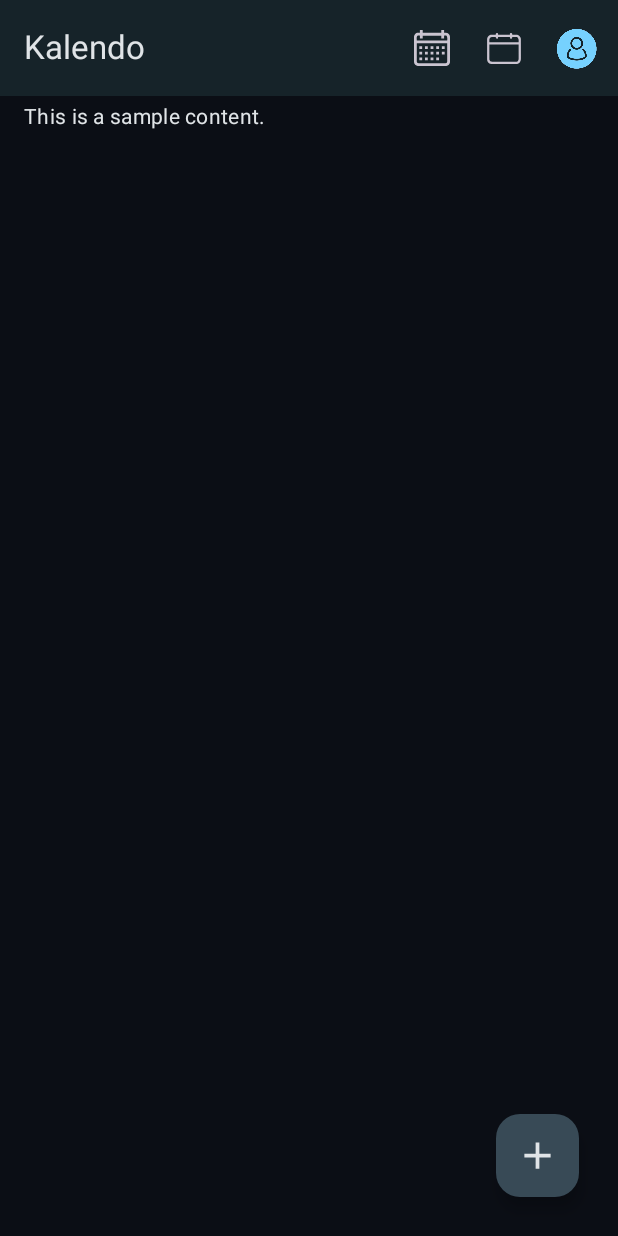
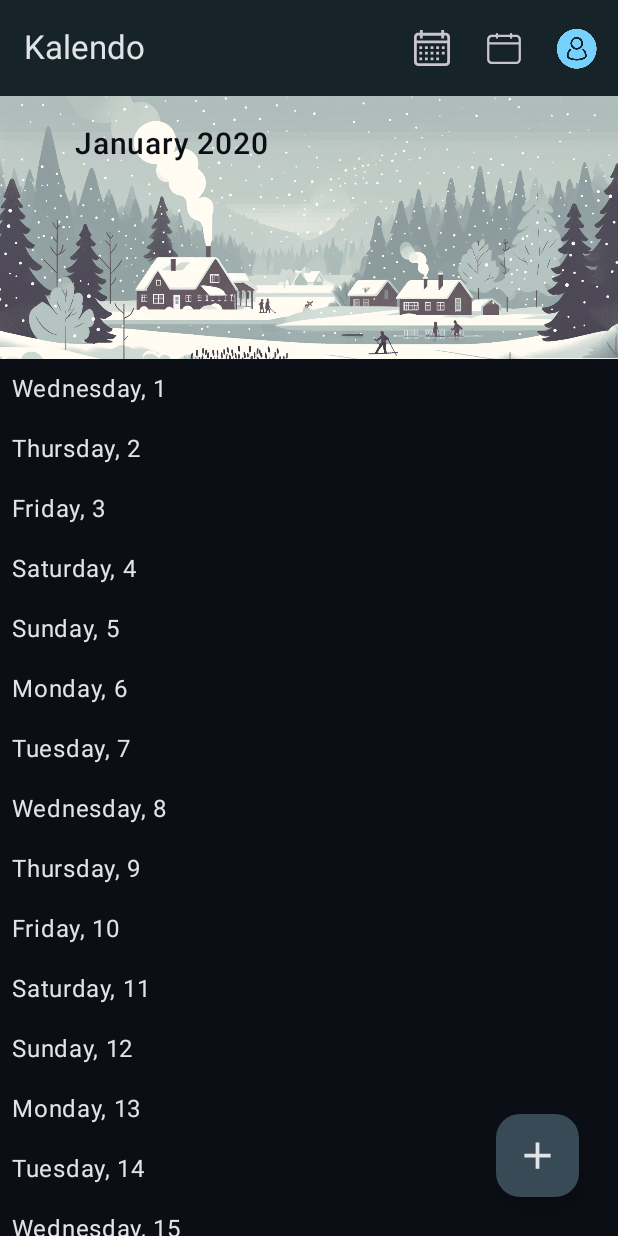
Before and after one commit to Xuan404/Kalendo, an Android app built with Jetpack Compose: the screen it shows after launch (MainActivity), on a phone screen of 412 x 824 dp. Run offline under Robolectric (Android 15) with nearby library versions, the phone set to English and light mode, and no system bars; our stand-ins replace Dagger/Hilt's generated code.

Commit message:
Banners and date now show up in Home Screen (Unfinished)

```diff
--- a/app/src/main/java/com/example/kalendo/ui/component/homescreen/ContentHome.kt
+++ b/app/src/main/java/com/example/kalendo/ui/component/homescreen/ContentHome.kt
@@ -1,21 +1,85 @@
 package com.example.kalendo.ui.component.homescreen
 
 
+import android.util.Log
+import androidx.compose.foundation.Image
 import androidx.compose.foundation.layout.*
+import androidx.compose.foundation.lazy.LazyColumn
+import androidx.compose.foundation.lazy.items
+import androidx.compose.foundation.lazy.rememberLazyListState
 import androidx.compose.material3.*
 import androidx.compose.runtime.Composable
+import androidx.compose.ui.Alignment
 import androidx.compose.ui.Modifier
+import androidx.compose.ui.draw.clipToBounds
+import androidx.compose.ui.layout.ContentScale
+import androidx.compose.ui.res.painterResource
+import androidx.compose.ui.text.font.FontWeight
 import androidx.compose.ui.unit.dp
+import androidx.compose.ui.unit.sp
+import com.example.kalendo.util.calender.CalendarImageBanners
+import com.example.kalendo.util.calender.GenerateCalendarData
+import com.example.kalendo.util.calender.ImageBanner
 
 @Composable
 fun ContentHome(modifier: Modifier = Modifier) {
+    val scrollState = rememberLazyListState()
+    val months = GenerateCalendarData()
     Column(
-        modifier = Modifier
+        modifier = modifier
             .fillMaxSize()
-            .padding(16.dp)
     ) {
-        Text(text = "Hello, World!", style = MaterialTheme.typography.headlineMedium)
-        Spacer(modifier = Modifier.height(16.dp))
-        Text(text = "This is a sample content.", style = MaterialTheme.typography.bodyMedium)
+        LazyColumn(
+            state = scrollState,
+        ) {
+            months.forEach { month ->
+                item {
+                    BannerHeader(month.year, month.month, month.banner)
+                }
+                items(month.days) { day ->
+                    DayItem(day.date, day.dayOfWeek)
+                }
+            }
+
+        }
     }
 }
+
+@Composable
+fun BannerHeader(year: Int, month: String, imageBanner: ImageBanner?) {
+    Box(
+        modifier = Modifier
+            .fillMaxWidth()
+            .clipToBounds() // Ensures the content doesn't overflow the bounds
+    ) {
+        if (imageBanner != null) {
+            Image(
+                painter = painterResource(id = imageBanner.banner),
+                contentDescription = null,
+                contentScale = ContentScale.FillWidth,
+                modifier = Modifier
+                    .fillMaxWidth()
+                    .height(175.dp) // Use the actual height of the long image
+            )
+        }
+        Text(
+            text = "$month $year",
+            modifier = Modifier
+                .align(Alignment.TopStart)
+                .padding(horizontal = 50.dp, vertical = 20.dp),
+            fontWeight = FontWeight.Medium,
+            fontSize = 20.sp,
+            color = MaterialTheme.colorScheme.background
+        )
+
+    }
+}
+
+
+@Composable
+fun DayItem(date: Int, dayOfWeek: String) {
+    Text(
+        text = "$dayOfWeek, $date",
+        modifier = Modifier.padding(8.dp)
+    )
+}
--- /dev/null
+++ b/app/src/main/java/com/example/kalendo/util/calender/CalendarImageBanners.kt
@@ -0,0 +1,22 @@
+package com.example.kalendo.util.calender
+
+import com.example.kalendo.R
+
+object CalendarImageBanners {
+
+    val banners = listOf(
+        ImageBanner(banner = R.drawable.banner_winter_3_jan, monthInt = 0),
+        ImageBanner(banner = R.drawable.banner_winter_1_feb, monthInt = 1),
+        ImageBanner(banner = R.drawable.banner_spring_1_mar, monthInt = 2),
+        ImageBanner(banner = R.drawable.banner_spring_2_apr, monthInt = 3),
+        ImageBanner(banner = R.drawable.banner_spring_3_may, monthInt = 4),
+        ImageBanner(banner = R.drawable.banner_monsoon_1_june, monthInt = 5),
+        ImageBanner(banner = R.drawable.banner_summer_1_jul, monthInt = 6),
+        ImageBanner(banner = R.drawable.banner_summer_2_aug, monthInt = 7),
+        ImageBanner(banner = R.drawable.banner_summer_3_sep, monthInt = 8),
+        ImageBanner(banner = R.drawable.banner_fall_2_oct, monthInt = 9),
+        ImageBanner(banner = R.drawable.banner_fall_1_nov, monthInt = 10),
+        ImageBanner(banner = R.drawable.banner_winter_2_dec, monthInt = 11),
+
+    )
+}
--- /dev/null
+++ b/app/src/main/java/com/example/kalendo/util/calender/Day.kt
@@ -0,0 +1,3 @@
+package com.example.kalendo.util.calender
+
+data class Day(val date: Int, val dayOfWeek: String)
--- /dev/null
+++ b/app/src/main/java/com/example/kalendo/util/calender/GenerateCalendarData.kt
@@ -0,0 +1,34 @@
+package com.example.kalendo.util.calender
+
+import android.util.Log
+import java.text.SimpleDateFormat
+import java.util.Calendar
+import java.util.Locale
+
+fun GenerateCalendarData(): List<Month> {
+    val calendar = Calendar.getInstance()
+    val months = mutableListOf<Month>()
+
+    for (year in 2020..2100) { // Adjust the range as needed
+        for (month in 0..11) {
+            calendar.set(Calendar.YEAR, year)
+            calendar.set(Calendar.MONTH, month)
+            calendar.set(Calendar.DAY_OF_MONTH, 1) // Reset to the first day of the month
+
+            val daysInMonth = calendar.getActualMaximum(Calendar.DAY_OF_MONTH)
+            val days = mutableListOf<Day>()
+
+            for (day in 1..daysInMonth) {
+                calendar.set(Calendar.DAY_OF_MONTH, day)
+                val dayOfWeek = SimpleDateFormat("EEEE", Locale.getDefault()).format(calendar.time)
+                days.add(Day(date = day, dayOfWeek = dayOfWeek))
+            }
+
+            val monthName = SimpleDateFormat("MMMM", Locale.getDefault()).format(calendar.time)
+            val monthBanner = CalendarImageBanners.banners.find { it.monthInt == month }
+            Log.i("MonthCheck", monthName)
+            months.add(Month(year = year, month = monthName, days = days, banner = monthBanner))
+        }
+    }
+    return months
+}
--- /dev/null
+++ b/app/src/main/java/com/example/kalendo/util/calender/ImageBanner.kt
@@ -0,0 +1,3 @@
+package com.example.kalendo.util.calender
+
+data class ImageBanner(val banner:Int, val monthInt:Int)
--- /dev/null
+++ b/app/src/main/java/com/example/kalendo/util/calender/Month.kt
@@ -0,0 +1,6 @@
+package com.example.kalendo.util.calender
+
+import com.example.kalendo.util.calender.Day
+import com.example.kalendo.util.calender.ImageBanner
+
+data class Month(val year: Int, val month: String, val days: List<Day>, val banner: ImageBanner?)
```
